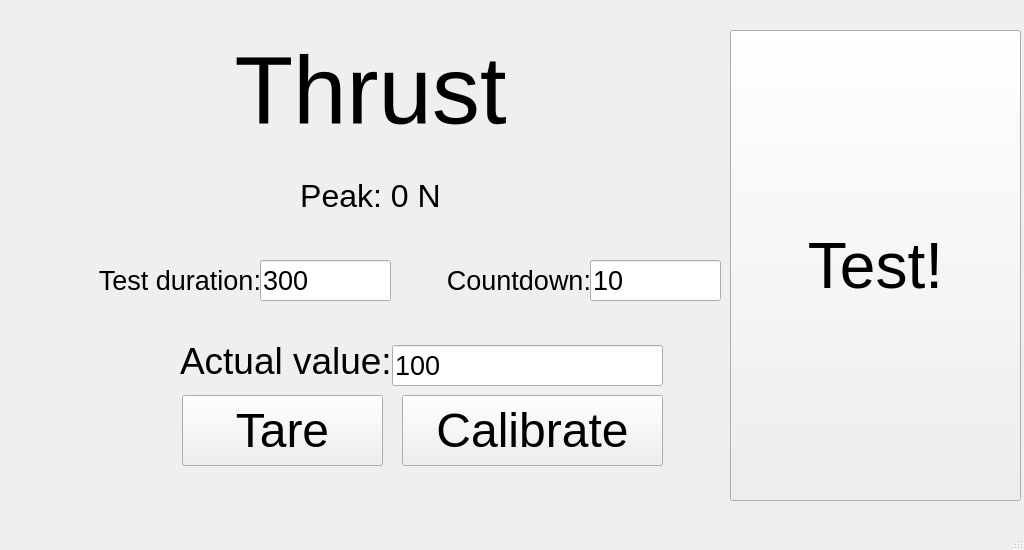
Old version of the form app/app.ui in the repository Clopeq/DataLogger.
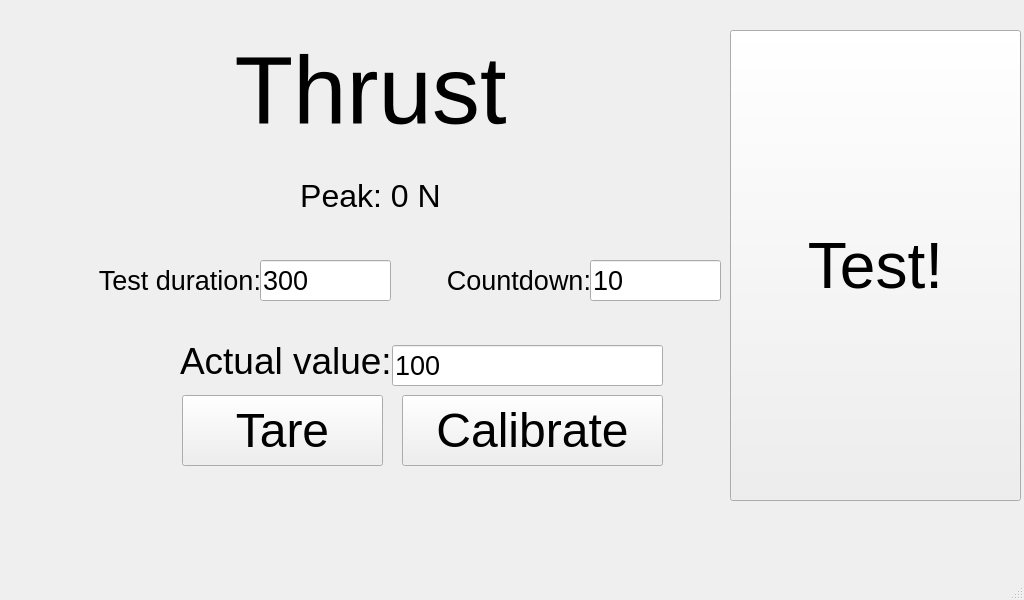
New version of the form.

Commit message: fixed read() method

```diff
--- a/app/app.ui
+++ b/app/app.ui
@@ -7,7 +7,7 @@
     <x>0</x>
     <y>0</y>
     <width>1024</width>
-    <height>550</height>
+    <height>600</height>
    </rect>
   </property>
   <property name="windowTitle">
```
The commit also changes 1 other file.
